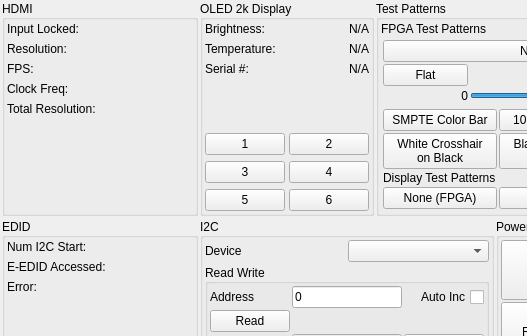
First picture: the form in src/qt_ui/main_window.ui, repository Repkap11/Framework_IR_GUI, before the edit; both pictures show x 0 to 527 and y 0 to 336 of the 737 by 771 pixel window.
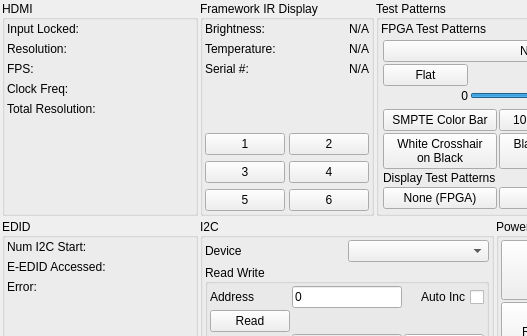
Second picture: the form after the edit.

```diff
--- a/src/qt_ui/main_window.ui
+++ b/src/qt_ui/main_window.ui
@@ -623,7 +623,7 @@
       </size>
      </property>
      <property name="title">
-      <string>OLED 2k Display</string>
+      <string>Framework IR Display</string>
      </property>
      <property name="alignment">
       <set>Qt::AlignmentFlag::AlignLeading|Qt::AlignmentFlag::AlignLeft|Qt::AlignmentFlag::AlignVCenter</set>
```
Left out of the diff: 24 changed lines with no effect on the pictures.
